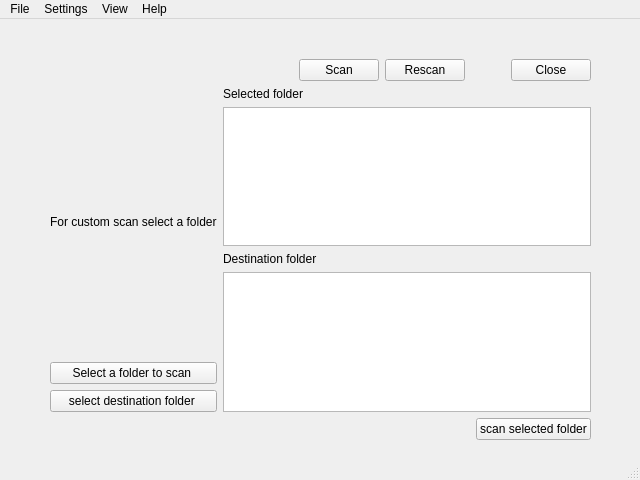
Qt form mainwindow.ui (PicaPrime/dataRec) before a commit.
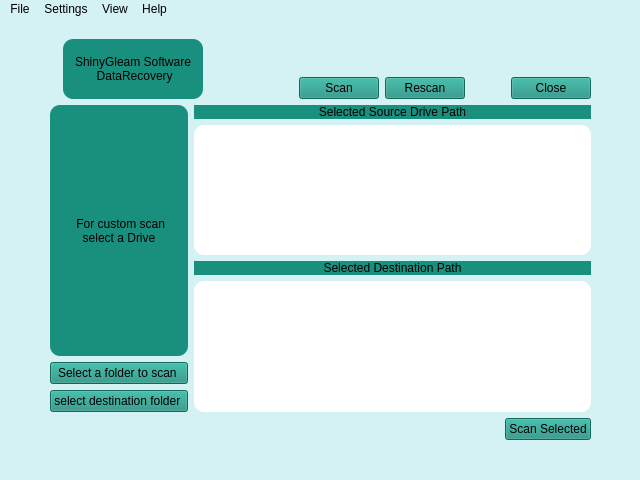
The same form after that commit.

Patch:
```diff
--- a/mainwindow.ui
+++ b/mainwindow.ui
@@ -13,8 +13,12 @@
   <property name="windowTitle">
    <string>MainWindow</string>
   </property>
+  <property name="styleSheet">
+   <string notr="true">
+background-color: rgb(212, 241, 244);</string>
+  </property>
   <widget class="QWidget" name="centralwidget">
-   <widget class="QWidget" name="">
+   <widget class="QWidget" name="layoutWidget">
     <property name="geometry">
      <rect>
       <x>50</x>
@@ -35,6 +39,29 @@
            </property>
           </widget>
          </item>
+         <item>
+          <widget class="QLabel" name="label_5">
+           <property name="minimumSize">
+            <size>
+             <width>140</width>
+             <height>60</height>
+            </size>
+           </property>
+           <property name="styleSheet">
+            <string notr="true">background-color: rgb(25, 143, 126);
+border-radius: 10;
+text-align: center;
+font: 700 9pt &quot;Segoe UI&quot;;</string>
+           </property>
+           <property name="text">
+            <string>ShinyGleam Software
+ DataRecovery</string>
+           </property>
+           <property name="alignment">
+            <set>Qt::AlignmentFlag::AlignCenter</set>
+           </property>
+          </widget>
+         </item>
          <item>
           <spacer name="horizontalSpacer_3">
            <property name="orientation">
@@ -48,19 +75,6 @@
            </property>
           </spacer>
          </item>
-         <item>
-          <spacer name="horizontalSpacer_2">
-           <property name="orientation">
-            <enum>Qt::Orientation::Horizontal</enum>
-           </property>
-           <property name="sizeHint" stdset="0">
-            <size>
-             <width>40</width>
-             <height>20</height>
-            </size>
-           </property>
-          </spacer>
-         </item>
          <item>
           <layout class="QHBoxLayout" name="horizontalLayout">
            <item>
@@ -70,10 +84,16 @@
                <property name="text">
                 <string/>
                </property>
+               <property name="alignment">
+                <set>Qt::AlignmentFlag::AlignCenter</set>
+               </property>
               </widget>
              </item>
              <item>
               <widget class="QPushButton" name="pushButton">
+               <property name="styleSheet">
+                <string notr="true">background-color: rgb(25, 143, 126);</string>
+               </property>
                <property name="text">
                 <string>Scan</string>
                </property>
@@ -88,10 +108,16 @@
                <property name="text">
                 <string/>
                </property>
+               <property name="alignment">
+                <set>Qt::AlignmentFlag::AlignCenter</set>
+               </property>
               </widget>
              </item>
              <item>
               <widget class="QPushButton" name="pushButton_2">
+               <property name="styleSheet">
+                <string notr="true">background-color: rgb(25, 143, 126);</string>
+               </property>
                <property name="text">
                 <string>Rescan</string>
                </property>
@@ -100,7 +126,7 @@
             </layout>
            </item>
            <item>
-            <spacer name="horizontalSpacer">
+            <spacer name="horizontalSpacer_2">
              <property name="orientation">
               <enum>Qt::Orientation::Horizontal</enum>
              </property>
@@ -119,10 +145,16 @@
                <property name="text">
                 <string/>
                </property>
+               <property name="alignment">
+                <set>Qt::AlignmentFlag::AlignCenter</set>
+               </property>
               </widget>
              </item>
              <item>
               <widget class="QPushButton" name="pushButton_5">
+               <property name="styleSheet">
+                <string notr="true">background-color: rgb(25, 143, 126);</string>
+               </property>
                <property name="text">
                 <string>Close</string>
                </property>
@@ -134,14 +166,36 @@
          </item>
         </layout>
        </item>
+       <item>
+        <spacer name="verticalSpacer">
+         <property name="orientation">
+          <enum>Qt::Orientation::Vertical</enum>
+         </property>
+         <property name="sizeHint" stdset="0">
+          <size>
+           <width>20</width>
+           <height>40</height>
+          </size>
+         </property>
+        </spacer>
+       </item>
        <item>
         <layout class="QHBoxLayout" name="horizontalLayout_3">
          <item>
           <layout class="QVBoxLayout" name="verticalLayout_5">
            <item>
             <widget class="QLabel" name="label">
+             <property name="styleSheet">
+              <string notr="true">background-color: rgb(25, 143, 126);
+font: 700 12pt &quot;Segoe UI&quot;;
+border-radius: 10;</string>
+             </property>
              <property name="text">
-              <string>For custom scan select a folder</string>
+              <string> For custom scan
+ select a Drive </string>
+             </property>
+             <property name="alignment">
+              <set>Qt::AlignmentFlag::AlignCenter</set>
              </property>
             </widget>
            </item>
@@ -149,6 +203,9 @@
             <layout class="QVBoxLayout" name="verticalLayout_4">
              <item>
               <widget class="QPushButton" name="pushButton_3">
+               <property name="styleSheet">
+                <string notr="true">background-color: rgb(25, 143, 126);</string>
+               </property>
                <property name="text">
                 <string>Select a folder to scan </string>
                </property>
@@ -156,6 +213,9 @@
              </item>
              <item>
               <widget class="QPushButton" name="pushButton_4">
+               <property name="styleSheet">
+                <string notr="true">background-color: rgb(25, 143, 126);</string>
+               </property>
                <property name="text">
                 <string>select destination folder </string>
                </property>
@@ -169,13 +229,25 @@
           <layout class="QVBoxLayout" name="verticalLayout_6">
            <item>
             <widget class="QLabel" name="label_3">
+             <property name="styleSheet">
+              <string notr="true">background-color: rgb(25, 143, 126);
+font: 700 12pt &quot;Segoe UI&quot;;
+border-radius: 10;</string>
+             </property>
              <property name="text">
-              <string>Selected folder</string>
+              <string>Selected Source Drive Path</string>
+             </property>
+             <property name="alignment">
+              <set>Qt::AlignmentFlag::AlignCenter</set>
              </property>
             </widget>
            </item>
            <item>
             <widget class="QTextEdit" name="textEdit_selectedFolder">
+             <property name="styleSheet">
+              <string notr="true">border-radius: 10;
+background-color: rgb(255, 255, 255);</string>
+             </property>
              <property name="readOnly">
               <bool>true</bool>
              </property>
@@ -183,13 +255,25 @@
            </item>
            <item>
             <widget class="QLabel" name="label_4">
+             <property name="styleSheet">
+              <string notr="true">background-color: rgb(25, 143, 126);
+font: 700 12pt &quot;Segoe UI&quot;;
+border-radius: 10;</string>
+             </property>
              <property name="text">
-              <string>Destination folder</string>
+              <string>Selected Destination Path</string>
+             </property>
+             <property name="alignment">
+              <set>Qt::AlignmentFlag::AlignCenter</set>
              </property>
             </widget>
            </item>
            <item>
             <widget class="QTextEdit" name="textEdit_destinationFolder">
+             <property name="styleSheet">
+              <string notr="true">border-radius: 10;
+background-color: rgb(255, 255, 255);</string>
+             </property>
              <property name="readOnly">
               <bool>true</bool>
              </property>
@@ -223,10 +307,23 @@
          </property>
         </spacer>
        </item>
+       <item>
+        <widget class="QLabel" name="label_selectedScanImg">
+         <property name="text">
+          <string/>
+         </property>
+         <property name="alignment">
+          <set>Qt::AlignmentFlag::AlignCenter</set>
+         </property>
+        </widget>
+       </item>
        <item>
         <widget class="QPushButton" name="pushButton_scanSelected">
+         <property name="styleSheet">
+          <string notr="true">background-color: rgb(25, 143, 126);</string>
+         </property>
          <property name="text">
-          <string>scan selected folder</string>
+          <string>Scan Selected</string>
          </property>
         </widget>
        </item>
```
